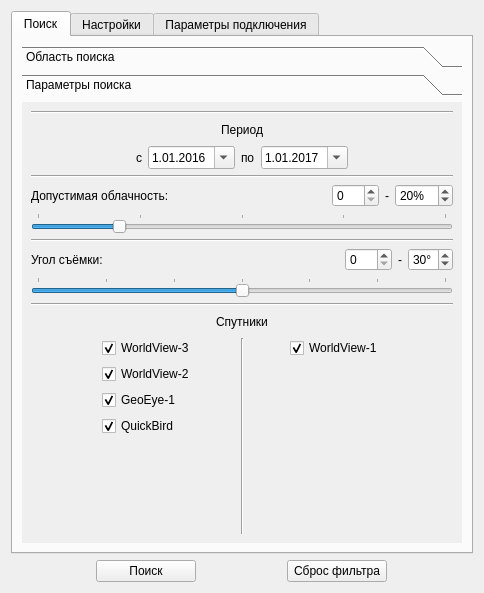
bazzile/GeoGet, file geo_get_dialog_base.ui: the form before one commit.
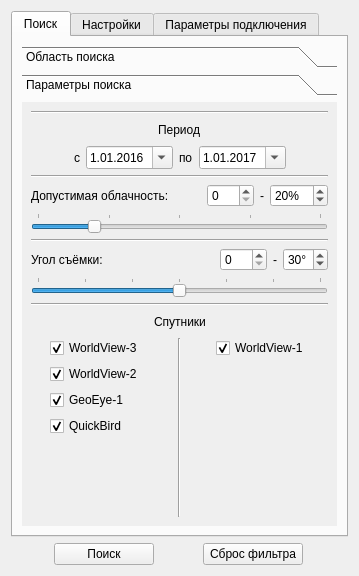
The form after the commit.

```diff
--- a/geo_get_dialog_base.ui
+++ b/geo_get_dialog_base.ui
@@ -6,8 +6,8 @@
    <rect>
     <x>0</x>
     <y>0</y>
-    <width>484</width>
-    <height>593</height>
+    <width>359</width>
+    <height>576</height>
    </rect>
   </property>
   <property name="windowTitle">
@@ -108,8 +108,8 @@
            <rect>
             <x>0</x>
             <y>0</y>
-            <width>434</width>
-            <height>423</height>
+            <width>309</width>
+            <height>406</height>
            </rect>
           </property>
           <attribute name="label">
```
Left out of the diff: 2 changed lines with no effect on the pictures.
